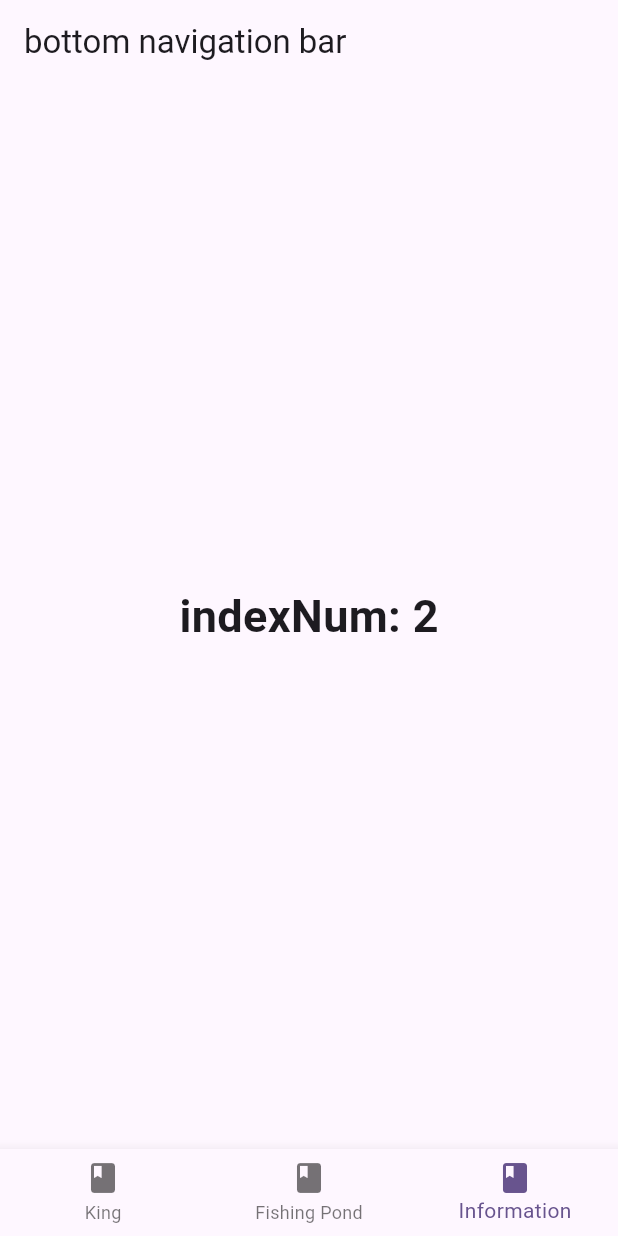
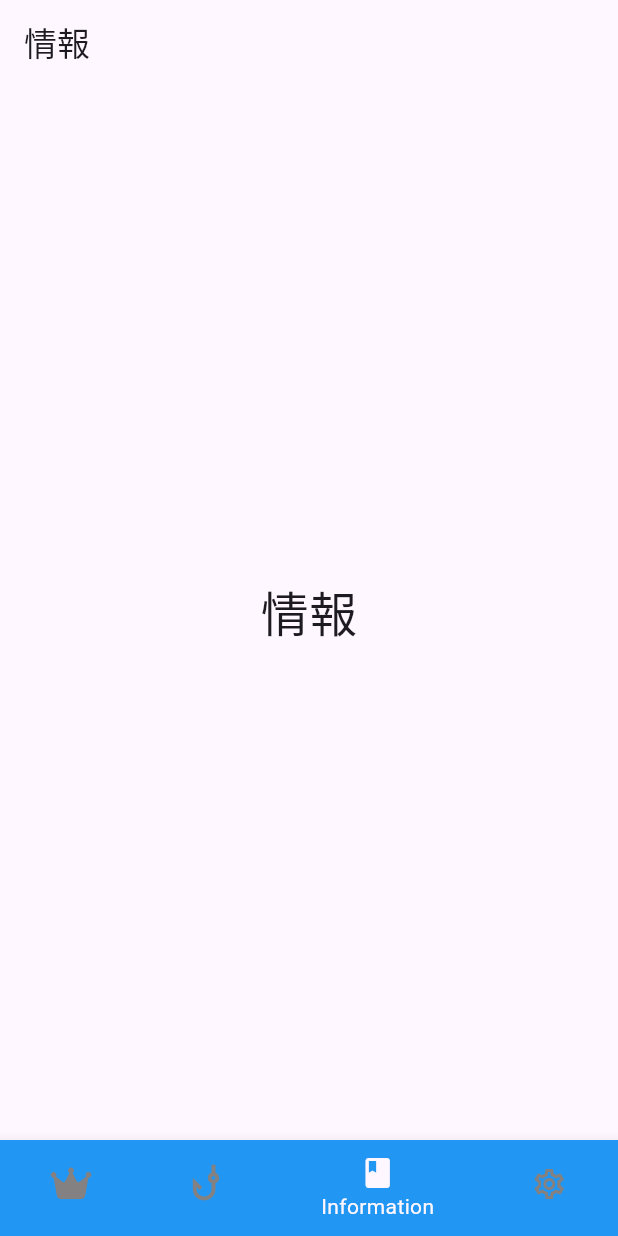
Before and after one commit to mlskUoxoU/fishing_tool, a Flutter app: the screen it shows after launch, item 3 of the bottom bar chosen, on a phone screen of 412 x 824 dp. Run offline on Flutter 3.47's test engine with Material 3 defaults, Android fonts, the phone set to English and light mode, and no system bars; our stand-ins replace font_awesome_flutter.

Commit message:
create screens
各ページのひな型作成とナビゲーションバーからの遷移を実装

```diff
--- a/lib/btm_nav_bar.dart
+++ /dev/null
@@ -1,56 +0,0 @@
-import 'package:flutter/material.dart';
-
-class BtmNavBar extends StatefulWidget{
-  const BtmNavBar({Key? key}) : super(key: key);
-
-  @override
-  State<BtmNavBar> createState() => _BtmNavBar();
-}
-
-class _BtmNavBar extends State<BtmNavBar>{
-  int _selectedIndex = 0;
-
-  void _onItemTapped(int index){
-    setState(() {
-      _selectedIndex = index;
-    });
-  }
-
-  @override
-  Widget build(BuildContext context){
-    return Scaffold(
-      appBar: AppBar(
-        title: const Text('bottom navigation bar'),
-      ),
-      body: Center(
-        child: Text('indexNum: $_selectedIndex',
-                    style: const TextStyle(fontSize: 30, fontWeight: FontWeight.bold)),
-      ),
-      bottomNavigationBar: BottomNavigationBar(
-        currentIndex: _selectedIndex,
-        onTap: _onItemTapped,
-        items: const <BottomNavigationBarItem>[
-          BottomNavigationBarItem(
-            icon: Icon(Icons.book),
-            label: 'King',
-            tooltip: 'キングサイズ',
-            backgroundColor: Colors.blue,
-          ),
-          BottomNavigationBarItem(
-            icon: Icon(Icons.book),
-            label: 'Fishing Pond',
-            tooltip: '釣り堀',
-            backgroundColor: Colors.blue,
-          ),
-          BottomNavigationBarItem(
-            icon: Icon(Icons.book),
-            label: 'Information',
-            tooltip: '情報',
-            backgroundColor: Colors.blue,
-          ),
-        ]
-      )
-    );
-  }
-
-}
--- /dev/null
+++ b/lib/src/btm_nav_bar.dart
@@ -0,0 +1,91 @@
+import 'package:flutter/material.dart';
+import 'package:font_awesome_flutter/font_awesome_flutter.dart';
+
+import 'screens/kingsize.dart';
+import 'screens/fishing_pond.dart';
+import 'screens/information.dart';
+import 'screens/setting.dart';
+
+
+class BtmNavBar extends StatefulWidget{
+  const BtmNavBar({Key? key}) : super(key: key);
+
+  @override
+  State<BtmNavBar> createState() => _BtmNavBar();
+}
+
+class _BtmNavBar extends State<BtmNavBar>{
+
+  // page遷移
+  static const _screens = [
+    KingSizeTable(),
+    FishingPond(),
+    Information(),
+    Setting(),
+  ];
+
+  int _selectedIndex = 0;
+
+  void _onItemTapped(int index){
+    setState(() {
+      _selectedIndex = index;
+    });
+  }
+
+  @override
+  Widget build(BuildContext context){
+    return Scaffold(
+      // appBar: AppBar(
+      //   title: const Text('bottom navigation bar'),
+      // ),
+      body: _screens[_selectedIndex],
+      bottomNavigationBar: BottomNavigationBar(
+        currentIndex: _selectedIndex,
+        onTap: _onItemTapped,
+        items: const <BottomNavigationBarItem>[
+          BottomNavigationBarItem(
+            icon: Icon(FontAwesomeIcons.crown),
+            activeIcon: Icon(FontAwesomeIcons.crown,
+                            color: Colors.amber,),
+            label: 'King',
+            tooltip: 'キングサイズ',
+            backgroundColor: Colors.blue,
+          ),
+          BottomNavigationBarItem(
+            icon: Icon(Icons.phishing_outlined,
+                      size: 30),
+            activeIcon: Icon(Icons.phishing_outlined,
+                            size: 30,
+                            // color: Color.fromARGB(255, 76, 65, 231)
+                            ),
+            label: 'Fishing Pond',
+            tooltip: '釣り堀',
+            backgroundColor: Colors.blue,
+          ),
+          BottomNavigationBarItem(
+            icon: Icon(Icons.book),
+            activeIcon: Icon(Icons.book,
+                            // color: Color.fromARGB(255, 102, 52, 28)
+                            ),
+            label: 'Information',
+            tooltip: '情報',
+            backgroundColor: Colors.blue,
+          ),
+          BottomNavigationBarItem(
+            icon: Icon(Icons.settings_outlined),
+            activeIcon: Icon(Icons.settings_outlined,
+                            // color: Color.fromARGB(255, 102, 52, 28)
+                            ),
+            label: 'Setting',
+            tooltip: '設定',
+            backgroundColor: Colors.blue,
+          ),
+        ],
+
+        backgroundColor: Color.fromARGB(255, 8, 8, 129),
+        unselectedItemColor: Color.fromARGB(255, 131, 129, 129),
+      ),
+    );
+  }
+
+}
--- /dev/null
+++ b/lib/src/screens/information.dart
@@ -0,0 +1,16 @@
+import 'package:flutter/material.dart';
+
+class Information extends StatelessWidget {
+  const Information({Key? key}) : super(key: key);
+
+  @override
+  Widget build(BuildContext context) {
+    return Scaffold(
+      appBar: AppBar(
+        title: const Text('情報'),
+      ),
+      body: const Center(
+          child: Text('情報', style: TextStyle(fontSize: 32.0))),
+    );
+  }
+}
--- a/pubspec.yaml
+++ b/pubspec.yaml
@@ -31,10 +31,11 @@ dependencies:
   flutter:
     sdk: flutter
 
-
   # The following adds the Cupertino Icons font to your application.
   # Use with the CupertinoIcons class for iOS style icons.
   cupertino_icons: ^1.0.6
+
+  font_awesome_flutter: ^10.7.0
 
 dev_dependencies:
   flutter_test:
```
Also changed, not shown: lib/main.dart (+7 -95 lines), lib/src/screens/fishing_pond.dart (added, +16 -0 lines), lib/src/screens/kingsize.dart (added, +84 -0 lines), lib/src/screens/setting.dart (added, +16 -0 lines), pubspec.lock.
